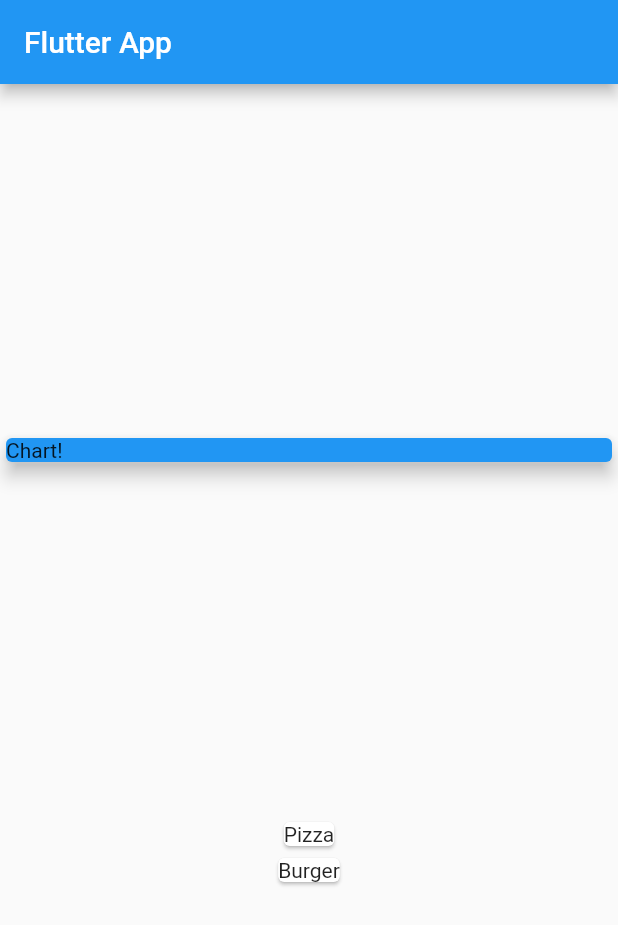
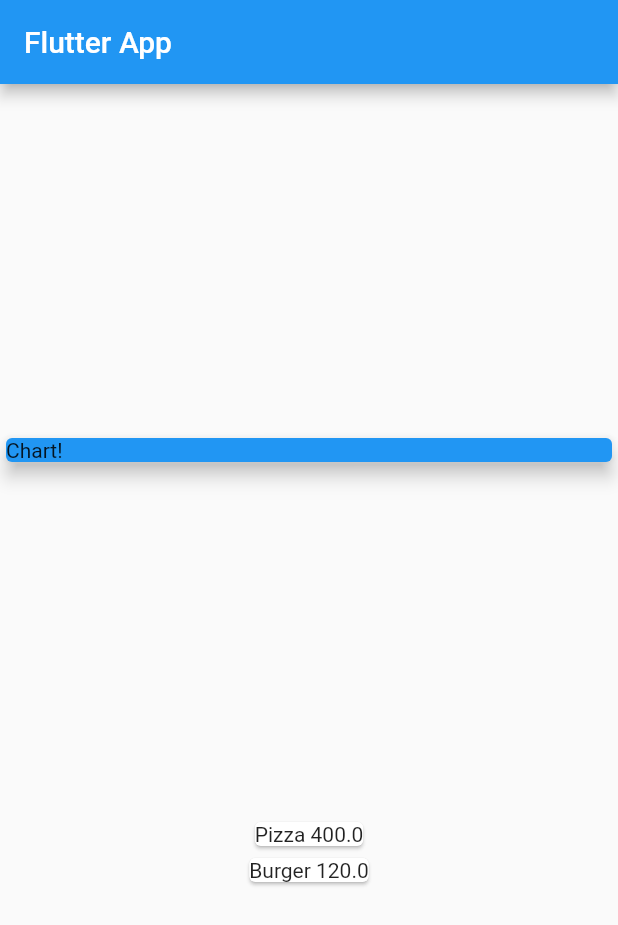
Before and after one commit to divyanshkul/Expense-Tracker-Flutter, a Flutter app: the screen it shows after launch, on a phone screen of 412 x 824 dp. Shown: the top 925 px of the screen. Run offline on Flutter 3.47's test engine with Material 2 defaults, Android fonts, the phone set to English and light mode, and no system bars.

```diff
--- a/lib/main.dart
+++ b/lib/main.dart
@@ -48,9 +48,7 @@ class MyHomePage extends StatelessWidget {
             ),
             Column(
                 children: transactions.map((tx) {
-              return Card(
-                child: Text(tx.title),
-              );
+              return Card(child: Text(tx.title + " " + tx.amount.toString()));
             }).toList()),
           ],
         ));
```
Also changed, not shown: 3 other files.
